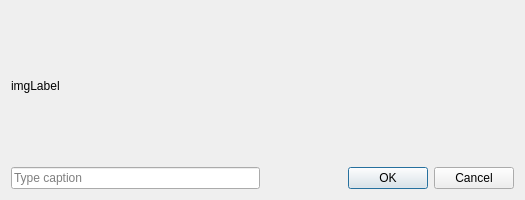
Qt form src/yappari-application/Gui/ui/mediapreviewdialog.ui (agamez/yappari) before a commit.
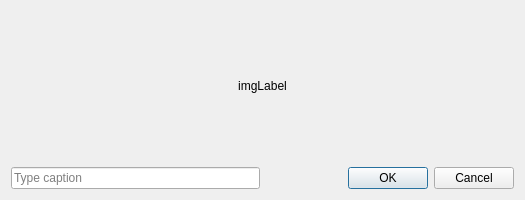
The same form after that commit.

Commit message: mediapreviewdialog.ui: center preview

The edit to the form file:
```diff
--- a/src/yappari-application/Gui/ui/mediapreviewdialog.ui
+++ b/src/yappari-application/Gui/ui/mediapreviewdialog.ui
@@ -30,6 +30,9 @@
        <property name="scaledContents">
         <bool>false</bool>
        </property>
+       <property name="alignment">
+        <set>Qt::AlignCenter</set>
+       </property>
       </widget>
      </item>
      <item>
```
